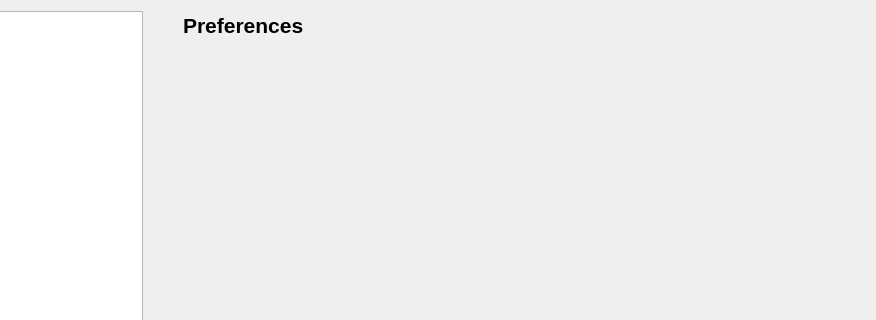
First picture: the form in Dialogs/DlgPreferences.ui, repository ma7t3/ScheduleMaster, before the edit; both pictures show x 124 to 1000 and y 0 to 320 of the 1000 by 600 pixel window.
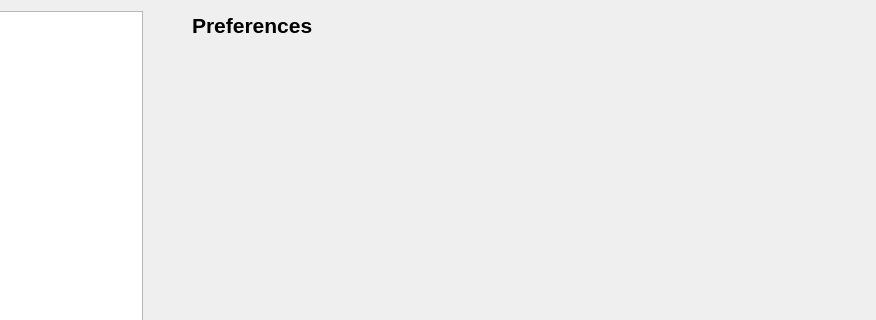
Second picture: the form after the edit.

Commit message: Fix spacing in DlgPreferences

The edit to the form file:
```diff
--- a/Dialogs/DlgPreferences.ui
+++ b/Dialogs/DlgPreferences.ui
@@ -27,6 +27,12 @@
       <layout class="QVBoxLayout" name="verticalLayout">
        <item>
         <layout class="QHBoxLayout" name="horizontalLayout">
+         <property name="leftMargin">
+          <number>9</number>
+         </property>
+         <property name="rightMargin">
+          <number>9</number>
+         </property>
          <item>
           <widget class="QLabel" name="lTitleIcon">
            <property name="sizePolicy">
```
